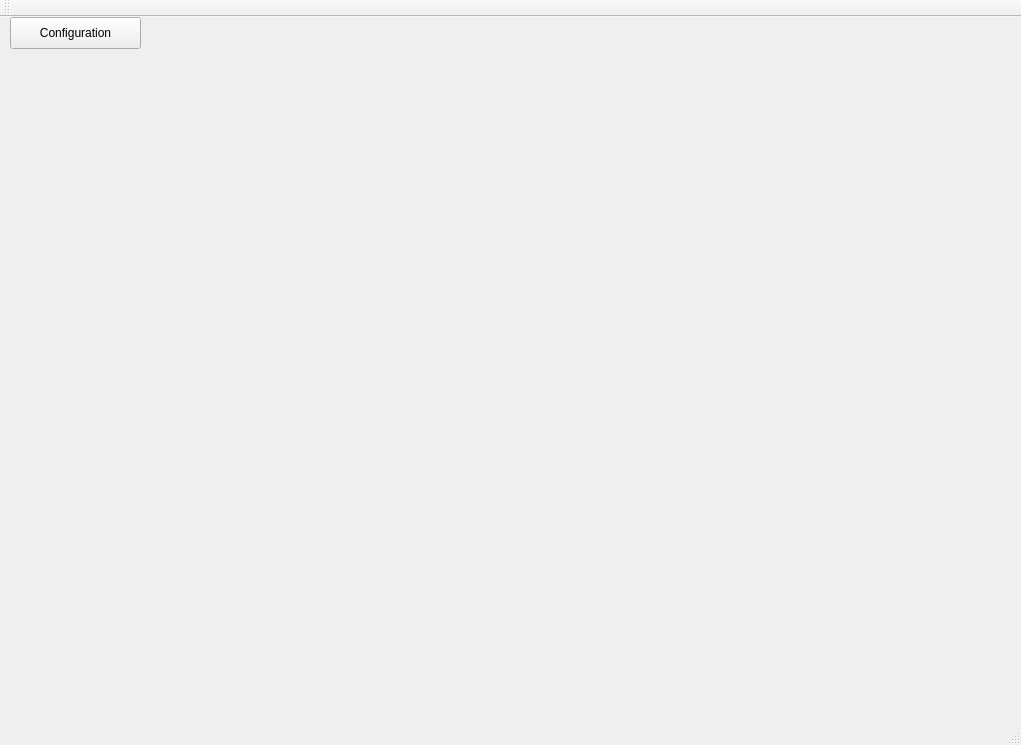
Above: GenericDB/mainwindow.ui from kfengbest/GenericDB before the change. Below: the same form after it.
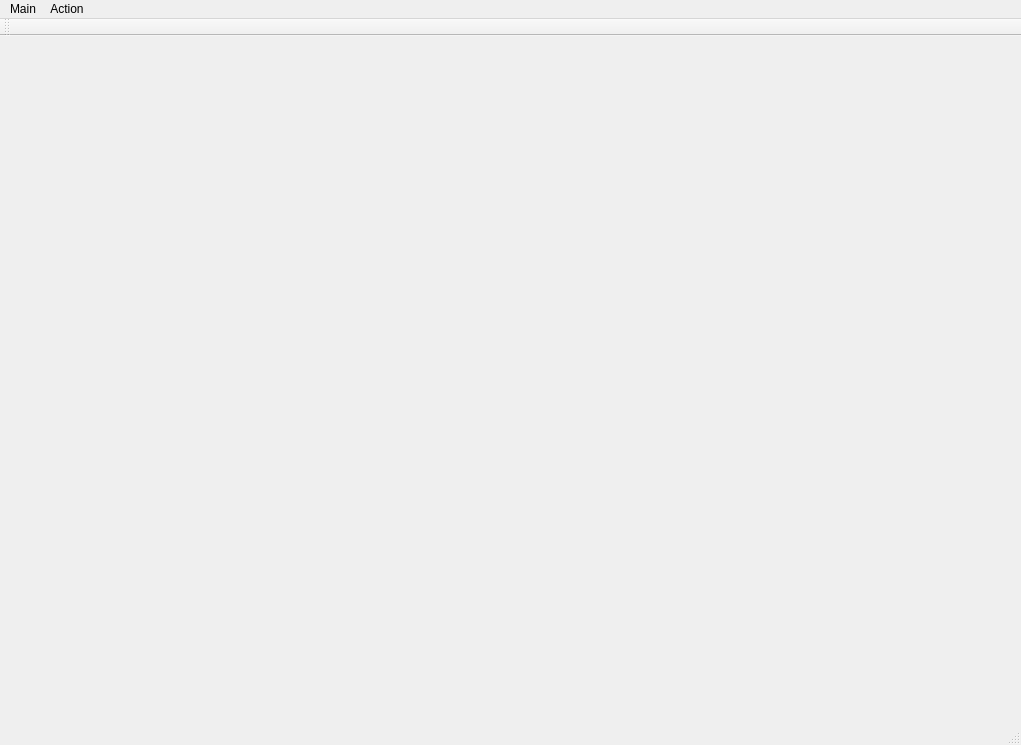
That is the form after the change.

Diff of the .ui file:
```diff
--- a/GenericDB/mainwindow.ui
+++ b/GenericDB/mainwindow.ui
@@ -13,32 +13,7 @@
   <property name="windowTitle">
    <string>MainWindow</string>
   </property>
-  <widget class="QWidget" name="centralWidget">
-   <widget class="QPushButton" name="pushButton">
-    <property name="geometry">
-     <rect>
-      <x>10</x>
-      <y>0</y>
-      <width>131</width>
-      <height>32</height>
-     </rect>
-    </property>
-    <property name="text">
-     <string>Configuration</string>
-    </property>
-   </widget>
-   <widget class="QWidget" name="horizontalLayoutWidget">
-    <property name="geometry">
-     <rect>
-      <x>10</x>
-      <y>50</y>
-      <width>991</width>
-      <height>631</height>
-     </rect>
-    </property>
-    <layout class="QHBoxLayout" name="horizontalLayout"/>
-   </widget>
-  </widget>
+  <widget class="QWidget" name="centralWidget"/>
   <widget class="QMenuBar" name="menuBar">
    <property name="geometry">
     <rect>
@@ -48,6 +23,20 @@
      <height>22</height>
     </rect>
    </property>
+   <widget class="QMenu" name="menuMain">
+    <property name="title">
+     <string>Main</string>
+    </property>
+    <addaction name="actionConfiguration"/>
+   </widget>
+   <widget class="QMenu" name="menuAction">
+    <property name="title">
+     <string>Action</string>
+    </property>
+    <addaction name="actionConfiguration_2"/>
+   </widget>
+   <addaction name="menuMain"/>
+   <addaction name="menuAction"/>
   </widget>
   <widget class="QToolBar" name="mainToolBar">
    <attribute name="toolBarArea">
```
Left out of the diff: 10 changed lines with no effect on the pictures.
